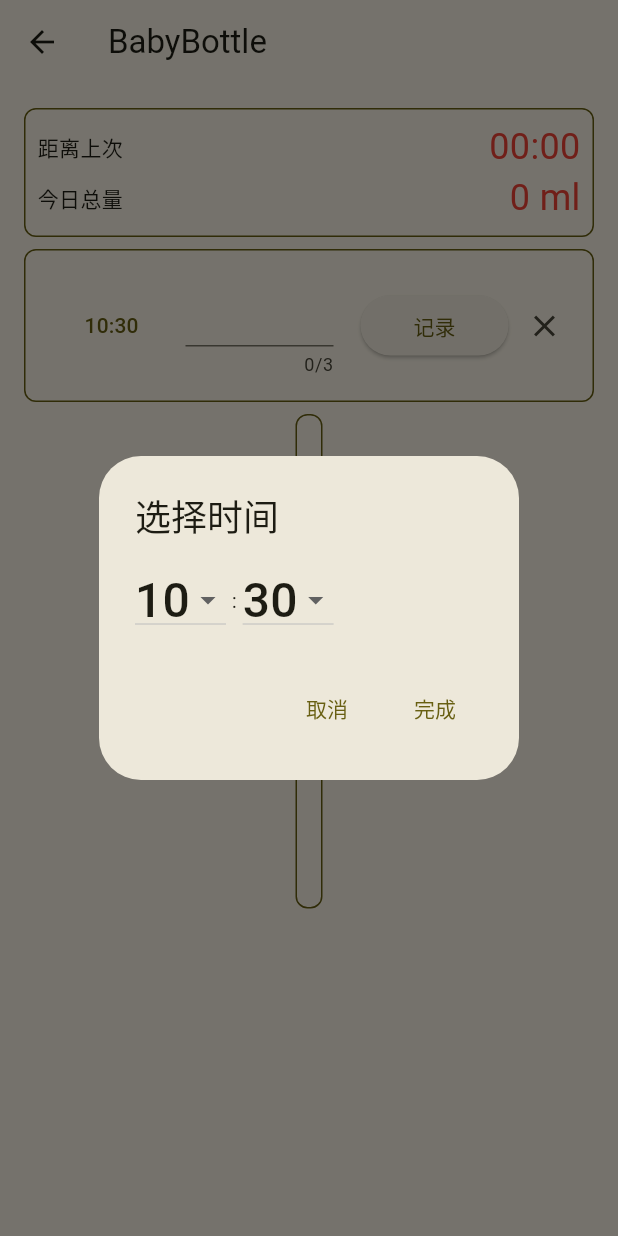
After one commit to FictionDk/fapp, a Flutter app: the BabyBottleView screen opened by its route, after a tap on an icon or button, on a phone screen of 412 x 824 dp. The commit adds this screen. Run offline on Flutter 3.47's test engine with Material 3 defaults, Android fonts, the phone set to English and light mode, and no system bars; our stand-ins replace file_picker, permission_handler, shared_preferences; accounts and stored records are empty.

Commit message:
feat: baby_bottle

```diff
--- /dev/null
+++ b/lib/pages/baby_bottle.dart
@@ -0,0 +1,296 @@
+
+
+import 'package:fapp/utils/cached.dart';
+import 'package:flutter/material.dart';
+import 'package:intl/intl.dart';
+
+class BabyBottleView extends StatefulWidget {
+  const BabyBottleView({super.key});
+  @override
+  State<StatefulWidget> createState() => _BabyBottleState();
+}
+
+class _BabyBottleState extends State<BabyBottleView> {
+  final String cacheKey = "BabyBottle";
+  final DateFormat _df = DateFormat('yy-MM-dd HH:mm');
+  DateTime _lastFeedTime = DateTime.now(); // 后台返回
+
+  int _totalAmount = 0;
+
+  int _lastCount = 0;
+
+  int _selectedHour = DateTime.now().hour;
+  int _selectedMin = DateTime.now().minute;
+
+  final TextEditingController _countController = TextEditingController();
+
+  List<Map<String, dynamic>> _feeded = [];
+  List<Map<String, dynamic>> _mookedData = [
+    {'amount': 120, 'time': '25-01-06 19:14'},
+    {'amount': 90, 'time': '25-01-06 16:40'},
+    {'amount': 120, 'time': '25-01-07 14:20'},
+    {'amount': 120, 'time': '25-01-07 09:59'},
+    {'amount': 120, 'time': '25-01-07 07:14'},
+    {'amount': 90, 'time': '25-01-07 05:40'},
+    {'amount': 120, 'time': '25-01-07 04:20'},
+    {'amount': 120, 'time': '25-01-07 02:59'},
+  ];
+
+  bool _isKeyboardVisible = false;
+
+  bool _isNowDay(DateTime dt){
+    DateTime now = DateTime.now();
+    return dt.year == now.year &&
+        dt.month == now.month &&
+        dt.day == now.day;
+  }
+
+  @override void initState() {
+    super.initState();
+    _lastFeedTime = _df.parse('25-01-07 14:20');
+    _refresh();
+    //_initMock();
+  }
+
+  void _refresh() async{
+    getMapForList(cacheKey).then((kv){
+      kv.sort((a,b) => (a['time'] as DateTime).compareTo(b['time']));
+      _totalAmount = 0;
+      _lastFeedTime = DateTime.now();
+      setState(() {
+        _feeded = kv;
+        for(var f in _feeded) if(_isNowDay(f['time'])) _totalAmount += f['amount'] as int;
+        if(_feeded.isNotEmpty) _lastFeedTime = _feeded[_feeded.length-1]['time'];
+      });
+    });
+  }
+
+  void _initMock(){
+    for(Map<String,dynamic> kv in _mookedData){
+      DateTime time = _df.parse(kv['time']);
+      int amount = kv['amount'];
+      if(_isNowDay(time)) _totalAmount += amount;
+      _feeded.add({'amount':amount, 'time': time});
+    }
+  }
+
+  @override
+  Widget build(BuildContext context) {
+    if(_feeded.isEmpty) _refresh();
+    // 检查键盘是否可见
+    final bottomInset = MediaQuery.of(context).viewInsets.bottom;
+    final isKeyboardVisible = bottomInset > 0;
+    // 更新状态并触发重新绘制
+    if (_isKeyboardVisible != isKeyboardVisible) {
+      setState(() {
+        _isKeyboardVisible = isKeyboardVisible;
+      });
+    }
+
+    return Scaffold(
+      appBar: AppBar(title: const Text('BabyBottle'),),
+      resizeToAvoidBottomInset: false,
+      body: Padding(
+        padding: const EdgeInsets.all(16.0),
+        child: Column(
+          children: [
+            _outline(),
+            const SizedBox(height: 8,),
+            _putIn(),
+            if(!_isKeyboardVisible) ... [
+              const SizedBox(height: 8),
+              _showView(),
+            ],
+          ],
+        ),
+      ),
+    );
+  }
+
+  String _getHourAndMinDiff(DateTime spec){
+    Duration d = DateTime.now().difference(spec);
+    return "${'${d.inMinutes~/60}'.toString().padLeft(2, '0')}:${'${d.inMinutes%60}'.toString().padLeft(2, '0')}";
+  }
+
+  Widget _outline() {
+    return Container(
+      decoration: _boxDco(),
+      padding: EdgeInsets.all(8),
+      child: Column(
+        children: [
+          _outlineRow('距离上次', _getHourAndMinDiff(_lastFeedTime)),
+          _outlineRow('今日总量', '$_totalAmount ml')
+        ])
+    );
+  }
+
+  Widget _outlineRow(String key, String val){
+    return Row(
+      mainAxisAlignment: MainAxisAlignment.spaceBetween,
+      children: [
+        Text(key),
+        Text(val,style: const TextStyle(fontSize: 24, color: Colors.red),)
+      ],
+    );
+  }
+
+  Widget _showView(){
+    return Container(
+      height: MediaQuery.of(context).size.height * 0.4,
+      decoration: _boxDco(),
+      padding: const EdgeInsets.all(8),
+      child: SingleChildScrollView(child: Column(
+        children:
+          _feeded.reversed.map((fed){
+            return SizedBox(height: 20, child: ListTile(
+              title: Text("${_df.format(fed['time'])} \t ${fed['amount']}"),
+            ));
+          }).toList()),
+    ));
+  }
+
+  Widget _putIn(){
+    return Container(
+      decoration: _boxDco(),
+      padding: const EdgeInsets.all(8),
+      child: Row(
+        children: [
+          Expanded(
+            flex: 2,
+            child: DefaultTextStyle(style: const TextStyle(fontSize: 32), child: TextButton(
+              onPressed: _timePicked,
+              child: Text('${_selectedHour.toString().padLeft(2, '0')}:${_selectedMin.toString().padLeft(2, '0')}')),
+          )),
+          Expanded(
+            flex: 2,
+            child: Container(
+              margin: const EdgeInsets.symmetric(vertical: 8),
+              child: TextField(keyboardType: TextInputType.number, maxLength: 3,
+                controller: _countController,
+                onTapOutside: (event) => FocusScope.of(context).unfocus(),
+              ),
+            )
+          ),
+          const SizedBox(width: 18,),
+          Expanded(
+            flex: 2,
+            child:ElevatedButton(onPressed: _addFeeding, child: Text('记录')),
+          ),
+          IconButton(onPressed: (){
+            cleanMapForList(cacheKey);
+            _refresh();
+          }, icon: const Icon(Icons.clear))
+        ],
+      ),
+    );
+  }
+
+  _addFeeding(){
+    DateTime now = DateTime.now();
+    _lastFeedTime = DateTime(now.year,now.month,now.day,_selectedHour,_selectedMin);
+    _lastCount = int.parse(_countController.text);
+    addMapForList(cacheKey, {'time':_lastFeedTime,'amount':_lastCount});
+    _refresh();
+  }
+
+  _boxDco(){
+    return BoxDecoration(
+      borderRadius: BorderRadius.circular(8),
+      border: Border.all(color: Theme.of(context).primaryColor, width: 1),
+    );
+  }
+
+  void _timePicked() async {
+    final TimeOfDay? picked = await _timeSelectDialog(context);
+    if(picked != null){
+      if(!_compare(TimeOfDay.now(), picked)) _showErrorDialog('时间错误', '时间超过当前时间');
+      setState(() {
+        _selectedHour = picked.hour;
+        _selectedMin = picked.minute;
+      });
+    }
+  }
+
+  bool _compare(TimeOfDay td1, TimeOfDay td2){
+    if(td1.hour > td2.hour) return true;
+    else if(td1.hour < td2.hour) return false;
+    else if(td1.minute >= td2.minute) return true;
+    else return false;
+  }
+
+  Future<TimeOfDay?> _timeSelectDialog(BuildContext context){
+    return showDialog(context: context,
+        builder: (BuildContext context){
+          return const TimeDialog();
+        });
+  }
+
+  void _showErrorDialog(String title, String msg){
+    showDialog(context: context,
+        builder: (BuildContext context){
+          return AlertDialog(
+            title: Text(title),
+            content: Text(msg),
+            actions: [
+              TextButton(onPressed: ()=>Navigator.of(context).pop(), child: const Text('关闭'))
+            ],
+          );
+        });
+  }
+}
+
+// 确保数据能正确在Dialog中回显
+class TimeDialog extends StatefulWidget {
+  const TimeDialog({super.key});
+  @override
+  State<StatefulWidget> createState() => _TimeDialogState();
+}
+class _TimeDialogState extends State<TimeDialog> {
+  int _selectedHour = DateTime.now().hour;
+  int _selectedMin = DateTime.now().minute;
+  @override
+  Widget build(BuildContext context) {
+    return AlertDialog(
+      title: const Text('选择时间'),
+      content: Row(
+        mainAxisSize: MainAxisSize.min,
+        children: [
+          _hourSelect(),const Text(' : '),
+          _minSelect()
+        ],
+      ),
+      actions: [
+        TextButton(onPressed: ()=>Navigator.of(context).pop(),
+            child: const Text('取消')),
+        TextButton(onPressed: ()=>Navigator.of(context).pop(TimeOfDay(hour: _selectedHour, minute: _selectedMin)),
+            child: const Text('完成')),
+      ],
+    );
+  }
+
+  Widget _hourSelect(){
+    return DropdownButton<int>(
+      value: _selectedHour,
+      items: List.generate(24, (index) => index).map((int hour){
+        return DropdownMenuItem<int>(
+            value: hour,
+            child: Text(hour.toString().padLeft(2, '0'),style: const TextStyle(fontSize: 32),));
+      }).toList(),
+      onChanged: (int? newVal)=>setState(() {
+        _selectedHour = newVal!;
+      }),
+    );
+  }
+
+  Widget _minSelect(){
+    return DropdownButton<int>(
+      value: _selectedMin,
+      items: List.generate(60, (index) => index).map((int val){
+        return DropdownMenuItem<int>(
+            value: val,
+            child: Text(val.toString().padLeft(2, '0'), style: const TextStyle(fontSize: 32),));
+      }).toList(),
+      onChanged: (int? newVal)=>setState(() => _selectedMin = newVal!),
+    );
+  }
+}
--- a/lib/pages/index.dart
+++ b/lib/pages/index.dart
@@ -15,6 +15,9 @@ class IndexView extends StatelessWidget {
             Navigator.pushNamed(context, 'image');
           }, child: Text('Upload Image')),
           ElevatedButton(onPressed: (){
+            Navigator.pushNamed(context, 'babyBottle');
+          }, child: Text('Save bottle data')),
+          ElevatedButton(onPressed: (){
             Navigator.pushNamed(context, 'login');
           }, child: Text('Return Login')),
         ],
--- a/lib/router.dart
+++ b/lib/router.dart
@@ -1,4 +1,5 @@
 
+import 'package:fapp/pages/baby_bottle.dart';
 import 'package:fapp/pages/car_rank.dart';
 import 'package:fapp/pages/image_upload.dart';
 import 'package:fapp/pages/index.dart';
@@ -9,5 +10,6 @@ final Map<String, WidgetBuilder> routes = {
   'login' : (context) => const LoginView(),
   'index' : (context) => const IndexView(),
   'rank': (context) => const CarRankView(),
-  'image': (context) => ImageUploadPage(),
+  'image': (context) => const ImageUploadPage(),
+  'babyBottle': (context) => const BabyBottleView()
 };
--- a/pubspec.yaml
+++ b/pubspec.yaml
@@ -35,6 +35,7 @@ dependencies:
   shared_preferences: ^2.3.5
   file_picker: ^8.1.0
   permission_handler: ^11.3.1
+  intl: ^0.20.1
 
 dev_dependencies:
   flutter_test:
```
Also changed, not shown: lib/utils/cached.dart (+72 -0 lines), pubspec.lock.
